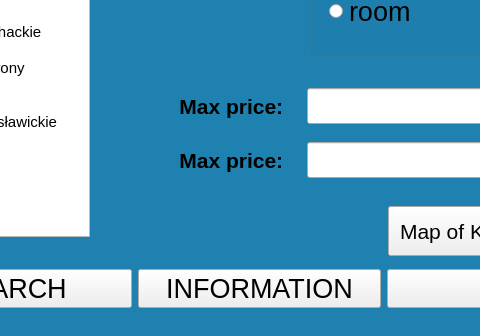
Above: MainWindow.ui from GrzegorzPustulka/Olx-Apartment-finder-GUI before the change; both pictures show x 151 to 631 and y 264 to 600 of the 800 by 600 pixel window. Below: the same form after it.
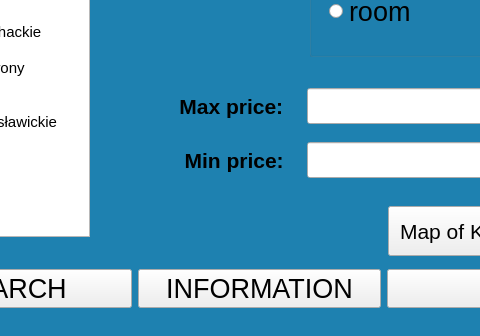
That is the form after the change.

Commit message: adding scraping of prices,districts and count pages to scraping

Patch:
```diff
--- a/MainWindow.ui
+++ b/MainWindow.ui
@@ -311,7 +311,7 @@
        </font>
       </property>
       <property name="text">
-       <string>Max price:   </string>
+       <string>Min price:  </string>
       </property>
       <property name="alignment">
        <set>Qt::AlignCenter</set>
```
The commit also changes 1 other file.
